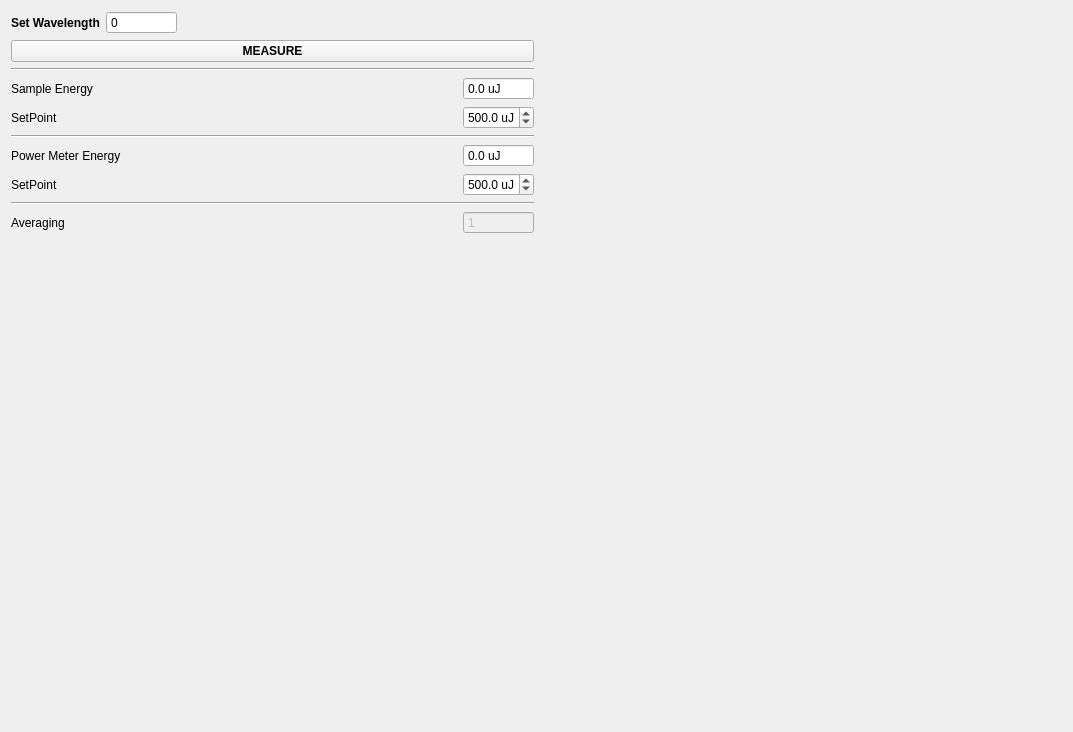
First picture: the form in modules/gui/designer/point_measure_widget.ui, repository Kaldarinz/PA-RSCF-22-72-00015-, before the edit.
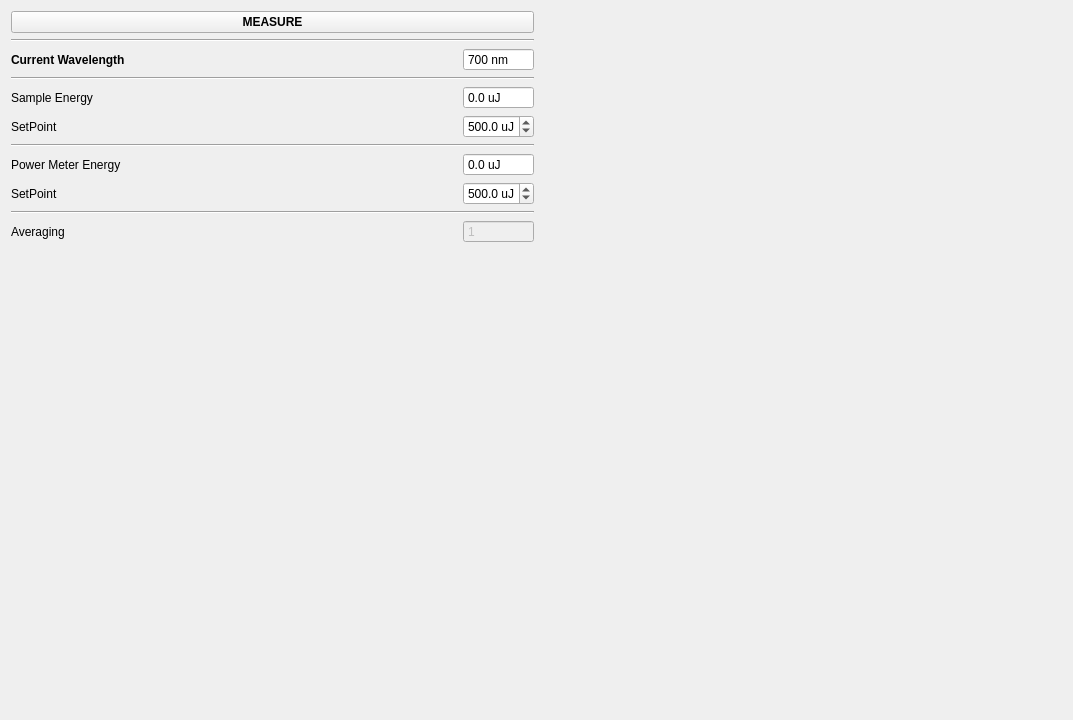
Second picture: the form after the edit. Icons and pictures are not drawn. Custom widgets are drawn as their Qt base class.

Commit message: point measurement

Diff of the .ui file:
```diff
--- a/modules/gui/designer/point_measure_widget.ui
+++ b/modules/gui/designer/point_measure_widget.ui
@@ -7,84 +7,13 @@
     <x>0</x>
     <y>0</y>
     <width>1073</width>
-    <height>732</height>
+    <height>720</height>
    </rect>
   </property>
   <property name="windowTitle">
    <string>Form</string>
   </property>
-  <layout class="QVBoxLayout" name="verticalLayout_2">
-   <item>
-    <layout class="QHBoxLayout" name="horizontalLayout">
-     <item>
-      <layout class="QHBoxLayout" name="horizontalLayout_12">
-       <item>
-        <widget class="QLabel" name="lbl_cur_param">
-         <property name="font">
-          <font>
-           <weight>75</weight>
-           <bold>true</bold>
-          </font>
-         </property>
-         <property name="text">
-          <string>Set Wavelength</string>
-         </property>
-        </widget>
-       </item>
-       <item>
-        <widget class="QuantSpinBox" name="sb_cur_param">
-         <property name="sizePolicy">
-          <sizepolicy hsizetype="Minimum" vsizetype="Fixed">
-           <horstretch>0</horstretch>
-           <verstretch>0</verstretch>
-          </sizepolicy>
-         </property>
-         <property name="minimumSize">
-          <size>
-           <width>71</width>
-           <height>0</height>
-          </size>
-         </property>
-         <property name="maximumSize">
-          <size>
-           <width>71</width>
-           <height>16777215</height>
-          </size>
-         </property>
-         <property name="baseSize">
-          <size>
-           <width>0</width>
-           <height>0</height>
-          </size>
-         </property>
-         <property name="readOnly">
-          <bool>false</bool>
-         </property>
-         <property name="buttonSymbols">
-          <enum>QAbstractSpinBox::NoButtons</enum>
-         </property>
-         <property name="decimals">
-          <number>0</number>
-         </property>
-        </widget>
-       </item>
-      </layout>
-     </item>
-     <item>
-      <spacer name="horizontalSpacer_2">
-       <property name="orientation">
-        <enum>Qt::Horizontal</enum>
-       </property>
-       <property name="sizeHint" stdset="0">
-        <size>
-         <width>40</width>
-         <height>20</height>
-        </size>
-       </property>
-      </spacer>
-     </item>
-    </layout>
-   </item>
+  <layout class="QHBoxLayout" name="horizontalLayout">
    <item>
     <layout class="QHBoxLayout" name="lo_measure">
      <item>
@@ -144,6 +73,79 @@
           </property>
          </widget>
         </item>
+        <item>
+         <layout class="QHBoxLayout" name="horizontalLayout_12">
+          <item>
+           <widget class="QLabel" name="lbl_cur_param">
+            <property name="font">
+             <font>
+              <weight>75</weight>
+              <bold>true</bold>
+             </font>
+            </property>
+            <property name="text">
+             <string>Current Wavelength</string>
+            </property>
+           </widget>
+          </item>
+          <item>
+           <widget class="QuantSpinBox" name="sb_cur_param">
+            <property name="sizePolicy">
+             <sizepolicy hsizetype="Minimum" vsizetype="Fixed">
+              <horstretch>0</horstretch>
+              <verstretch>0</verstretch>
+             </sizepolicy>
+            </property>
+            <property name="minimumSize">
+             <size>
+              <width>71</width>
+              <height>0</height>
+             </size>
+            </property>
+            <property name="maximumSize">
+             <size>
+              <width>71</width>
+              <height>16777215</height>
+             </size>
+            </property>
+            <property name="baseSize">
+             <size>
+              <width>0</width>
+              <height>0</height>
+             </size>
+            </property>
+            <property name="readOnly">
+             <bool>false</bool>
+            </property>
+            <property name="buttonSymbols">
+             <enum>QAbstractSpinBox::NoButtons</enum>
+            </property>
+            <property name="suffix">
+             <string> nm</string>
+            </property>
+            <property name="decimals">
+             <number>0</number>
+            </property>
+            <property name="minimum">
+             <double>300.000000000000000</double>
+            </property>
+            <property name="maximum">
+             <double>1100.000000000000000</double>
+            </property>
+            <property name="value">
+             <double>700.000000000000000</double>
+            </property>
+           </widget>
+          </item>
+         </layout>
+        </item>
+        <item>
+         <widget class="Line" name="line">
+          <property name="orientation">
+           <enum>Qt::Horizontal</enum>
+          </property>
+         </widget>
+        </item>
         <item>
          <layout class="QHBoxLayout" name="horizontalLayout_4">
           <item>
```
The commit also changes 4 other files.
